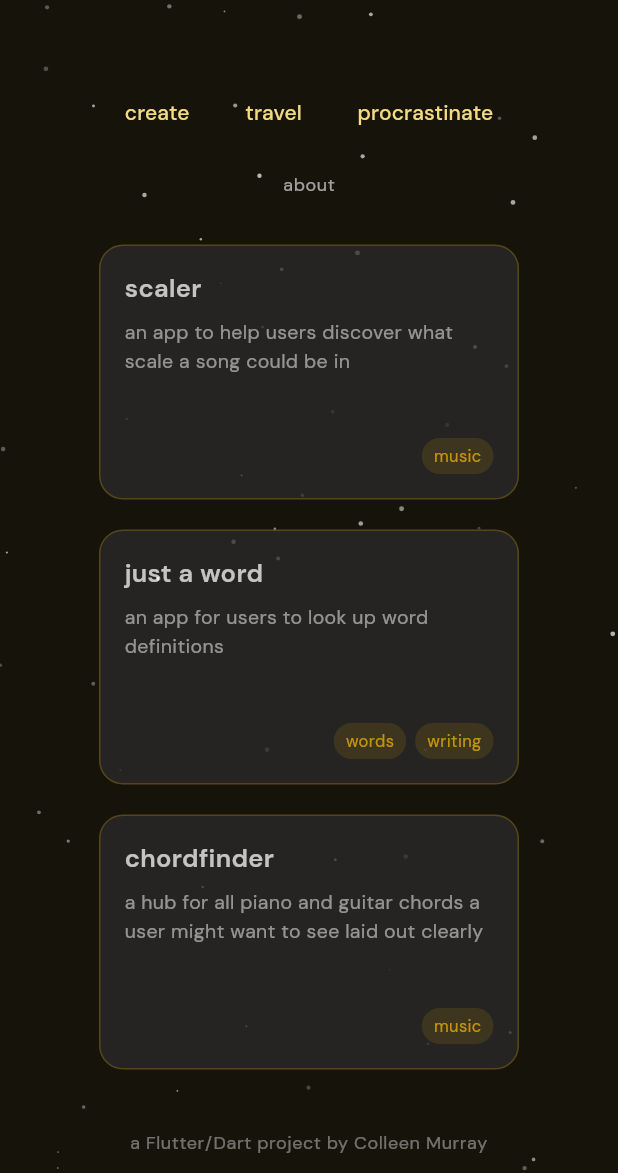
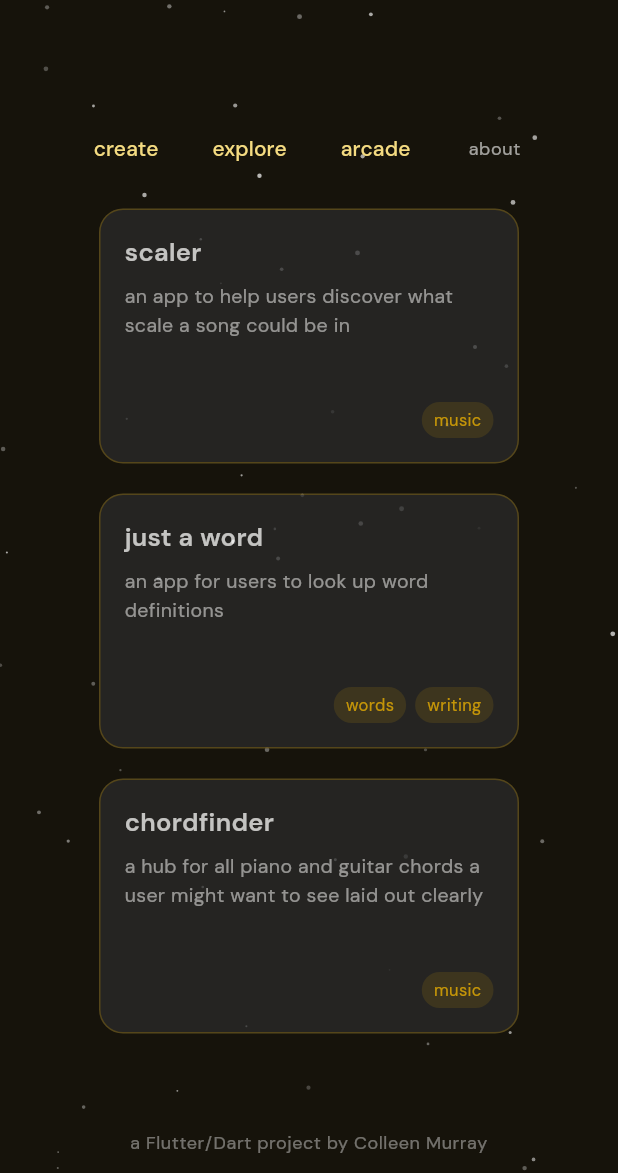
Before and after one commit to colleenkhm/night-glow-studio, a Flutter app: the screen it shows after launch, after a tap on "make", on a phone screen of 412 x 824 dp, the part 63-1236 px from its top. Run offline on Flutter 3.47's test engine with Material 3 defaults, Android fonts, the phone set to English and light mode, and no system bars; our stand-ins replace google_fonts.

Commit message:
small layout updates

```diff
--- a/night_glow_studio/lib/about_screen.dart
+++ b/night_glow_studio/lib/about_screen.dart
@@ -15,7 +15,7 @@
             child: Center(
               child: Padding(
                 padding: EdgeInsets.all(24),
-                child: Text('a toolkit for creatives, a portal for explorers, and an arcade for procrastinators. inspired by many late nights of internet exploring in high school and college'),
+                child: Text('a toolkit for creatives, a portal for explorers, and an arcade for procrastinators. inspired by many late nights in high school and college'),
               ),
             ),
           ),
--- a/night_glow_studio/lib/app_header.dart
+++ b/night_glow_studio/lib/app_header.dart
@@ -11,8 +11,8 @@
   // background reads as continuous instead of cutting off at the AppBar.
   final bool transparent;
 
-  static const labels = ['create', 'travel', 'procrastinate'];
-  static const routes = ['/tools', '/atlas', '/arcade'];
+  static const labels = ['create', 'explore', 'arcade'];
+  static const routes = ['/create', '/explore', '/arcade'];
 
   static List<Widget> actionButtons(BuildContext context) => [
         for (var i = 0; i < labels.length; i++)
--- a/night_glow_studio/lib/home.dart
+++ b/night_glow_studio/lib/home.dart
@@ -44,7 +44,7 @@
   // Same three links/routes the lamp scene uses below, indexed the same way, so
   // _hoveredLink/_setHovered work for both the lamp (tablet/desktop) and the
   // traffic light (mobile) without duplicating state.
-  static const List<String> _routes = ['/atlas', '/tools', '/arcade'];
+  static const List<String> _routes = ['/explore', '/create', '/arcade'];
   static const List<Color> _lightColors = [Colors.green, Colors.amber, Colors.red];
   // Stacked as two lines per bulb - fits the circular shape better than a
   // single wrapped phrase would.
@@ -59,22 +59,21 @@
   // Mobile gets a traffic light instead of the lamp - that layout favors wide
   // screens, and a vertical street light reads better on a tall phone screen.
   // Same theme (street furniture, colored glow), same links/routes underneath.
+  // Plain top-down flow (no Align/topClearance trick) since the caller now
+  // puts this in a SingleChildScrollView - fixed-height layout here was what
+  // kept causing bottom overflow on shorter phones.
   Widget _buildTrafficLight() {
     // The AppBar is transparent and the body extends behind it (so the
-    // starfield reads as continuous), which means this top alignment is
-    // relative to the literal top of the screen now - clear the AppBar's own
-    // height plus the status bar inset before adding the usual breathing room.
-    // On mobile the AppBar is just the bare title (no +18 for a subtitle - see
+    // starfield reads as continuous), which means this needs its own top
+    // clearance for the AppBar's height plus the status bar inset. On mobile
+    // the AppBar is just the bare title (no +18 for a subtitle - see
     // NsAppBar/NsMobileSubheader), so this only needs kToolbarHeight itself.
     final topClearance = MediaQuery.of(context).padding.top + kToolbarHeight + 4;
-    return Align(
-      alignment: Alignment.topCenter,
-      child: Padding(
-        padding: EdgeInsets.only(top: topClearance),
-        child: Column(
+    return Column(
       mainAxisSize: MainAxisSize.min,
       children: [
-            const NsMobileSubheader(subtitle: 'for restless minds'),
+        SizedBox(height: topClearance),
+        const NsMobileSubheader(subtitle: 'for restless nights'),
         Container(
           width: 250,
           padding: const EdgeInsets.symmetric(vertical: 36, horizontal: 24),
@@ -93,8 +92,6 @@
           ),
         ),
       ],
-        ),
-      ),
     );
   }
 
@@ -143,7 +140,7 @@
   Widget build(BuildContext context) {
     return Scaffold(
       extendBodyBehindAppBar: true,
-      appBar: const NsAppBar(showActions: false, subtitle: 'for restless minds', transparent: true),
+      appBar: const NsAppBar(showActions: false, subtitle: 'for restless nights', transparent: true),
       body: LayoutBuilder(
         builder: (context, outerConstraints) {
           // Mobile has no road line, so the starfield can use the full screen
@@ -152,29 +149,32 @@
           return Stack(
         children: [
           Positioned.fill(child: CustomPaint(painter: _StarfieldPainter(maxDy: isMobile ? 1.0 : 0.62))),
-          // Positioned (not part of the Center'd content below) so it can't
-          // affect the lamp/traffic-light's own carefully-tuned sizing.
           // Desktop already gets an about link in the AppBar's top-right -
           // mobile doesn't (see NsMobileSubheader), so it rides along with
           // the footer here instead of being added a second time up top.
           if (isMobile)
-            Positioned(
-              left: 0,
-              right: 0,
-              bottom: 4,
+            // Scrollable so this can never overflow, regardless of viewport
+            // height or how much content (traffic light + about + footer)
+            // there is - mirrors the fix already used for the hub pages,
+            // instead of continuing to hand-tune fixed heights/padding here.
+            Positioned.fill(
+              child: SingleChildScrollView(
                 child: Column(
-                mainAxisSize: MainAxisSize.min,
-                children: [NsAppBar.aboutButton(context), const NsFooter()],
+                  children: [
+                    _buildTrafficLight(),
+                    const SizedBox(height: 32),
+                    NsAppBar.aboutButton(context),
+                    const NsFooter(),
+                    const SizedBox(height: 16),
+                  ],
+                ),
               ),
             )
-          else
+          else ...[
             const Positioned(left: 0, right: 0, bottom: 4, child: NsFooter()),
             Center(
         child: LayoutBuilder(
           builder: (context, constraints) {
-            if (constraints.maxWidth < 600) {
-              return _buildTrafficLight();
-            }
             // Bigger breakpoints get a smaller fraction since the screen itself
             // is already larger - keeps the composition prominent at every size
             // without it becoming oversized on wide desktop windows.
@@ -310,7 +310,7 @@
               MouseRegion(
                 onEnter: (_) => _setHovered(0),
                 onExit: (_) => _setHovered(null),
-                child: TextButton(onPressed: () => Navigator.pushNamed(context, '/tools'),
+                child: TextButton(onPressed: () => Navigator.pushNamed(context, '/create'),
                 style: TextButton.styleFrom(overlayColor: Colors.transparent),
                 child: const Text('make something', style: TextStyle(fontSize: 13)),
                 ),
@@ -319,7 +319,7 @@
               MouseRegion(
                 onEnter: (_) => _setHovered(1),
                 onExit: (_) => _setHovered(null),
-                child: TextButton(onPressed: () => Navigator.pushNamed(context, '/atlas'),
+                child: TextButton(onPressed: () => Navigator.pushNamed(context, '/explore'),
                 style: TextButton.styleFrom(overlayColor: Colors.transparent),
                 child: const Text('go somewhere', style: TextStyle(fontSize: 13)),
                 ),
@@ -362,6 +362,7 @@
           },
         ),
       ),
+          ],
         ],
       );
         },
--- a/night_glow_studio/lib/main.dart
+++ b/night_glow_studio/lib/main.dart
@@ -28,8 +28,8 @@
       initialRoute: '/',
       routes: {
         '/': (context) => const Home(),
-        '/tools': (context) => const WordsScreen(),
-        '/atlas': (context) => const MusicScreen(),
+        '/create': (context) => const WordsScreen(),
+        '/explore': (context) => const MusicScreen(),
         '/arcade': (context) => const GamesScreen(),
         '/about': (context) => const AboutScreen(),
       },
```
Lines whose indentation alone changed are shown as unchanged.
